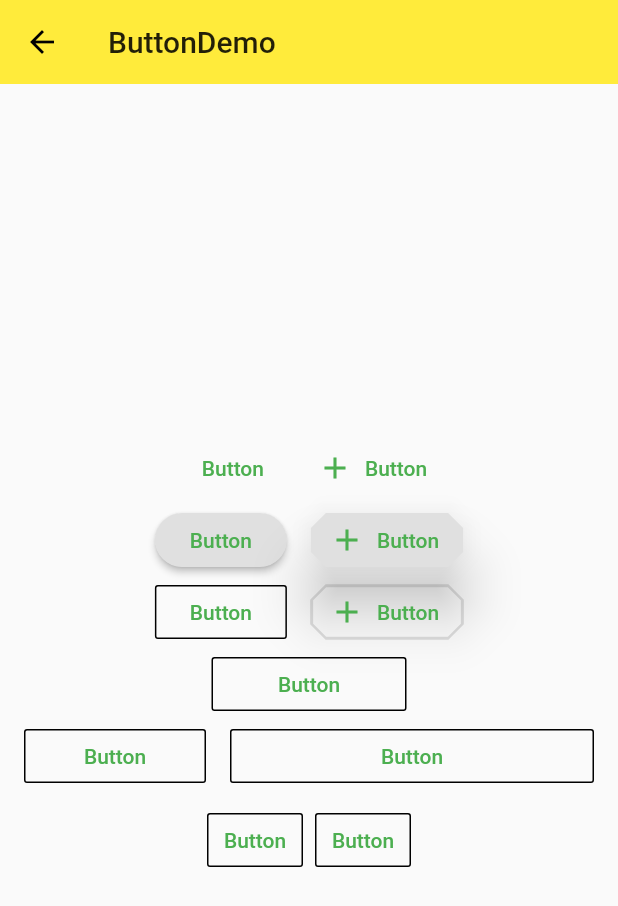
After one commit to ychow/ychow_flutter, a Flutter app: the screen it shows after launch, after a tap on "Button Demo", on a phone screen of 412 x 824 dp. The commit adds this screen. Shown: the top 906 px of the screen. Run offline on Flutter 3.47's test engine with Material 2 defaults, Android fonts, the phone set to English and light mode, and no system bars.

Commit message:
add some sample

```diff
--- /dev/null
+++ b/lib/demo/Button_demo.dart
@@ -0,0 +1,185 @@
+import 'package:flutter/material.dart';
+
+class ButtonDemo extends StatelessWidget {
+  @override
+  Widget build(BuildContext context) {
+    final Widget flatButtonDemo = Row(
+      mainAxisAlignment: MainAxisAlignment.center,
+      children: <Widget>[
+        FlatButton(
+          child: Text('Button'),
+          onPressed: () {},
+          splashColor: Colors.purple,  // 设置溅沫效果颜色
+          textColor: Colors.green,
+        ),
+        FlatButton.icon(
+          label: Text('Button'),
+          icon: Icon(Icons.add),
+          onPressed: () {},
+          splashColor: Colors.purple,  // 设置溅沫效果颜色
+          textColor: Colors.green,
+        ),
+      ],
+    );
+    final Widget raisedButtonDemo = Row(
+      mainAxisAlignment: MainAxisAlignment.center,
+      children: <Widget>[
+        RaisedButton(
+          child: Text('Button'),
+          onPressed: () {},
+          splashColor: Colors.purple,  // 设置溅沫效果颜色
+          textColor: Colors.green,
+          shape: StadiumBorder(),  // 设置按钮圆角
+        ),
+        SizedBox(width: 16.0),
+        RaisedButton.icon(
+          label: Text('Button'),
+          icon: Icon(Icons.add),
+          onPressed: () {},
+          splashColor: Colors.purple,  // 设置溅沫效果颜色
+          textColor: Colors.green,
+          elevation: 16.0,
+          // shape: BeveledRectangleBorder(),   // 直角按钮
+          shape: BeveledRectangleBorder(
+            borderRadius: BorderRadius.circular(10.0),  //  设置具体的圆角
+          )
+        ),
+      ],
+    );
+    final Widget outlineButtonDemo = Row(
+      mainAxisAlignment: MainAxisAlignment.center,
+      children: <Widget>[
+        OutlineButton(
+          child: Text('Button'),
+          onPressed: () {},
+          splashColor: Colors.purple,  // 设置溅沫效果颜色
+          textColor: Colors.green,
+          borderSide: BorderSide(
+            color: Colors.black,   // set border color
+          ),
+          highlightedBorderColor: Colors.green,  // set highlight splash color
+          // shape: StadiumBorder(),  // 设置按钮圆角
+        ),
+        SizedBox(width: 16.0),
+        OutlineButton.icon(
+          label: Text('Button'),
+          icon: Icon(Icons.add),
+          onPressed: () {},
+          splashColor: Colors.purple,  // 设置溅沫效果颜色
+          textColor: Colors.green,
+          // shape: BeveledRectangleBorder(),   // 直角按钮
+          shape: BeveledRectangleBorder(
+            borderRadius: BorderRadius.circular(10.0),  //  设置具体的圆角
+          )
+        ),
+      ],
+    );
+    final Widget fixedWidthButtonDemo = Container(
+      width: 130.0,
+      child: OutlineButton(
+        child: Text('Button'),
+        onPressed: () {},
+        splashColor: Colors.purple,  // 设置溅沫效果颜色
+        textColor: Colors.green,
+        borderSide: BorderSide(
+          color: Colors.black,   // set border color
+        ),
+        highlightedBorderColor: Colors.green,  // set highlight splash color
+        // shape: StadiumBorder(),  // 设置按钮圆角
+      ),
+    );
+    final Widget expandedButton = Row(
+      mainAxisAlignment: MainAxisAlignment.center,
+      children: <Widget>[
+        Expanded(
+          child: OutlineButton(
+            child: Text('Button'),
+            onPressed: () {},
+            splashColor: Colors.purple,  // 设置溅沫效果颜色
+            textColor: Colors.green,
+            borderSide: BorderSide(
+              color: Colors.black,   // set border color
+            ),
+            highlightedBorderColor: Colors.green,  // set highlight splash color
+            // shape: StadiumBorder(),  // 设置按钮圆角
+          ),
+        ),
+        SizedBox(width: 16.0),
+        Expanded(
+          // flex: 1,   // default value is 1
+          flex: 2,
+          child: OutlineButton(
+            child: Text('Button'),
+            onPressed: () {},
+            splashColor: Colors.purple,  // 设置溅沫效果颜色
+            textColor: Colors.green,
+            borderSide: BorderSide(
+              color: Colors.black,   // set border color
+            ),
+            highlightedBorderColor: Colors.green,  // set highlight splash color
+            // shape: StadiumBorder(),  // 设置按钮圆角
+          ),
+        ),
+      ],
+    );
+    final Widget buttonBarDemo = Row(
+      mainAxisAlignment: MainAxisAlignment.center,
+      children: <Widget>[
+        Theme(
+          data: Theme.of(context).copyWith(
+            buttonTheme: ButtonThemeData(
+              padding: EdgeInsets.symmetric(horizontal: 10.0),  // set 间距
+            ),
+          ),
+          child: ButtonBar(
+            children: <Widget>[
+              OutlineButton(
+                child: Text('Button'),
+                onPressed: () {},
+                splashColor: Colors.purple,  // 设置溅沫效果颜色
+                textColor: Colors.green,
+                borderSide: BorderSide(
+                  color: Colors.black,   // set border color
+                ),
+                highlightedBorderColor: Colors.green,  // set highlight splash color
+                // shape: StadiumBorder(),  // 设置按钮圆角
+              ),
+              OutlineButton(
+                child: Text('Button'),
+                onPressed: () {},
+                splashColor: Colors.purple,  // 设置溅沫效果颜色
+                textColor: Colors.green,
+                borderSide: BorderSide(
+                  color: Colors.black,   // set border color
+                ),
+                highlightedBorderColor: Colors.green,  // set highlight splash color
+                // shape: StadiumBorder(),  // 设置按钮圆角
+              ),
+            ],
+          )
+        )
+      ],
+    );
+
+    return Scaffold(
+      appBar: AppBar(
+        title: Text('ButtonDemo'),
+        elevation: 0.0,
+      ),
+      body: Container(
+        padding: EdgeInsets.all(16.0),
+        child: Column(
+          mainAxisAlignment: MainAxisAlignment.center,
+          children: <Widget>[
+            flatButtonDemo,
+            raisedButtonDemo,
+            outlineButtonDemo,
+            fixedWidthButtonDemo,
+            expandedButton,
+            buttonBarDemo,
+          ],
+        ),
+      )
+    );
+  }
+}
--- a/lib/demo/Form_demo.dart
+++ b/lib/demo/Form_demo.dart
@@ -4,6 +4,9 @@ class FormDemo extends StatelessWidget {
   @override
   Widget build(BuildContext context){
     return Scaffold(
+      appBar: AppBar(
+        title: Text('FromDemo'),
+      ),
       body: Theme(
         data: ThemeData(
           primaryColor: Colors.lightBlue,
--- a/lib/demo/Material_components.dart
+++ b/lib/demo/Material_components.dart
@@ -1,4 +1,12 @@
 import 'package:flutter/material.dart';
+import './Button_demo.dart';
+import './Floating_Action_button_demo.dart';
+import './Popup_menu_button_demo.dart';
+import './Form_demo.dart';
+import './Checkbox_demo.dart';
+import './Radio_demo.dart';
+import './Slider_demo.dart';
+import './Datetime_demo.dart';
 
 class MaterialComponents extends StatelessWidget {
   @override
@@ -10,21 +18,16 @@ class MaterialComponents extends StatelessWidget {
       ),
       body: ListView(
         children: <Widget>[
-          ListItem(title: 'FloatingActionButton', page: FloatingActionButtonDemo() )
+          ListItem(title: 'Datetime Demo', page: DateTimeDemo() ),
+          ListItem(title: 'Slider Demo', page: SliderDemo() ),
+          ListItem(title: 'Radio Demo', page: RadioDemo() ),
+          ListItem(title: 'Checkbox Demo', page: CheckboxDemo() ),
+          ListItem(title: 'Form Demo', page: FormDemo() ),
+          ListItem(title: 'PopUpMenuButton Demo', page: PopUpMenuButtonDemo() ),
+          ListItem(title: 'Button Demo', page: ButtonDemo() ),
+          ListItem(title: 'FloatingActionButton', page: FloatingActionButtonDemo() ),
         ],
       )
-    );
-  }
-}
-
-class FloatingActionButtonDemo extends StatelessWidget {
-  @override
-  Widget build(BuildContext context) {
-    return Scaffold(
-      appBar: AppBar(
-        title: Text('FloatingActionButtonDemo'),
-        elevation: 0.0,
-      ),
     );
   }
 }
--- a/pubspec.yaml
+++ b/pubspec.yaml
@@ -23,6 +23,7 @@ dependencies:
   # The following adds the Cupertino Icons font to your application.
   # Use with the CupertinoIcons class for iOS style icons.
   cupertino_icons: ^0.1.2
+  intl: ^0.15.8
 
 dev_dependencies:
   flutter_test:
```
Also changed, not shown: lib/demo/Checkbox_demo.dart (added, +53 -0 lines), lib/demo/Datetime_demo.dart (added, +81 -0 lines), lib/demo/Floating_Action_button_demo.dart (added, +37 -0 lines), lib/demo/Popup_menu_button_demo.dart (added, +51 -0 lines), lib/demo/Radio_demo.dart (added, +67 -0 lines), lib/demo/Slider_demo.dart (added, +48 -0 lines), pubspec.lock.
